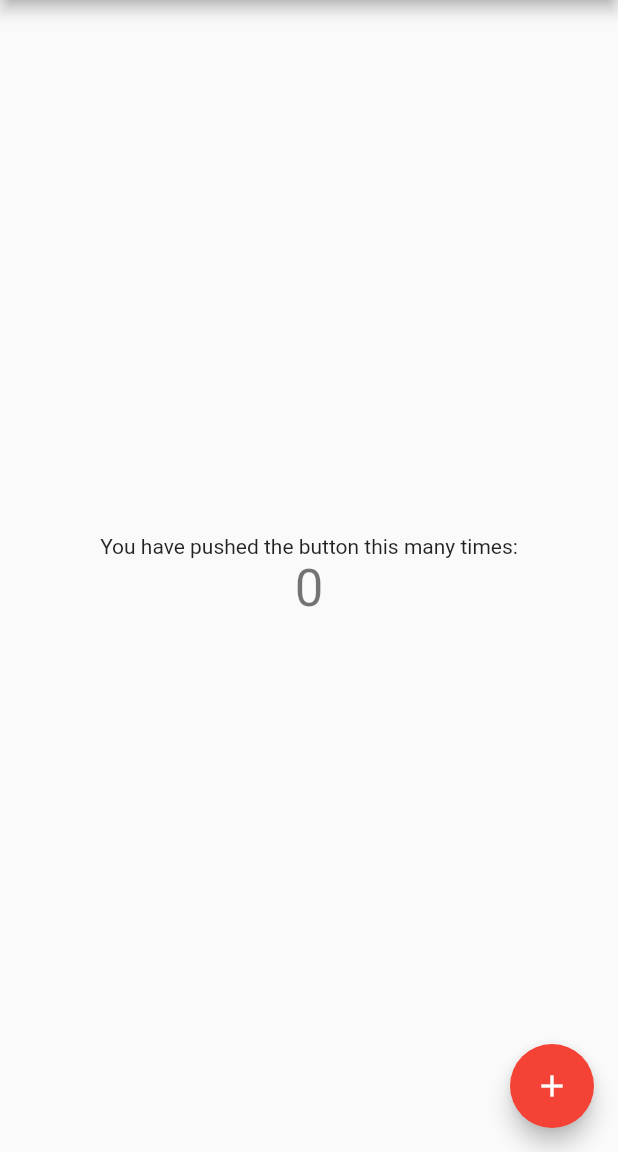
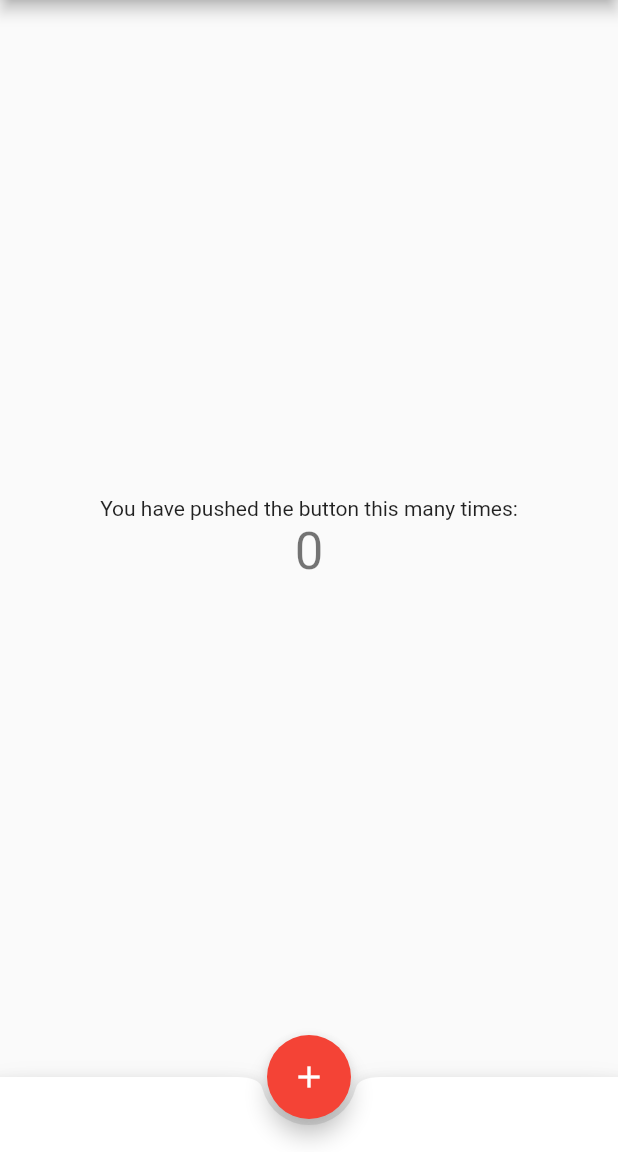
Before and after one commit to abora97/demoMultiScreenFlutterApp, a Flutter app: the screen it shows after launch, on a phone screen of 412 x 824 dp, the part 84-1236 px from its top. Run offline on Flutter 3.47's test engine with Material 2 defaults, Android fonts, the phone set to English and light mode, and no system bars.

```diff
--- a/lib/main.dart
+++ b/lib/main.dart
@@ -96,11 +96,16 @@ class _MyHomePageState extends State<MyHomePage> {
           ],
         ),
       ),
+      bottomNavigationBar: BottomAppBar(
+        shape: const CircularNotchedRectangle(),
+        child: Container(height: 50.0,),
+      ),
       floatingActionButton: FloatingActionButton(
         onPressed: _incrementCounter,
         tooltip: 'Increment',
         child: Icon(Icons.add),
-      ), // This trailing comma makes auto-formatting nicer for build methods.
+      ),
+      floatingActionButtonLocation: FloatingActionButtonLocation.centerDocked,// This trailing comma makes auto-formatting nicer for build methods.
     );
   }
 }
```
